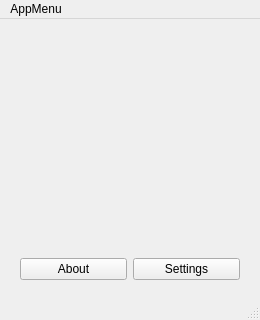
Old version of the form src/ui/mainwindow.ui in the repository CopyPlusPlus/CopyPlusPlus-Qt.
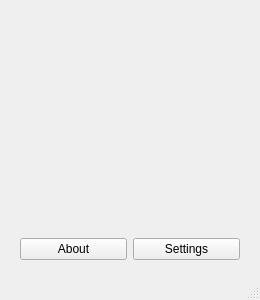
New version of the form. Icons and pictures are not drawn. Custom widgets are drawn as their Qt base class.

```diff
--- a/src/ui/mainwindow.ui
+++ b/src/ui/mainwindow.ui
@@ -7,7 +7,7 @@
     <x>0</x>
     <y>0</y>
     <width>260</width>
-    <height>320</height>
+    <height>300</height>
    </rect>
   </property>
   <property name="windowTitle">
@@ -115,26 +115,6 @@
     </item>
    </layout>
   </widget>
-  <widget class="QMenuBar" name="menubar">
-   <property name="geometry">
-    <rect>
-     <x>0</x>
-     <y>0</y>
-     <width>260</width>
-     <height>21</height>
-    </rect>
-   </property>
-   <widget class="QMenu" name="menuAppMenu">
-    <property name="locale">
-     <locale language="English" country="UnitedStates"/>
-    </property>
-    <property name="title">
-     <string>AppMenu</string>
-    </property>
-    <addaction name="actionAbout"/>
-   </widget>
-   <addaction name="menuAppMenu"/>
-  </widget>
   <widget class="QStatusBar" name="statusbar"/>
   <action name="actionAbout">
    <property name="text">
```
Left out of the diff: 11 changed lines with no effect on the pictures.
